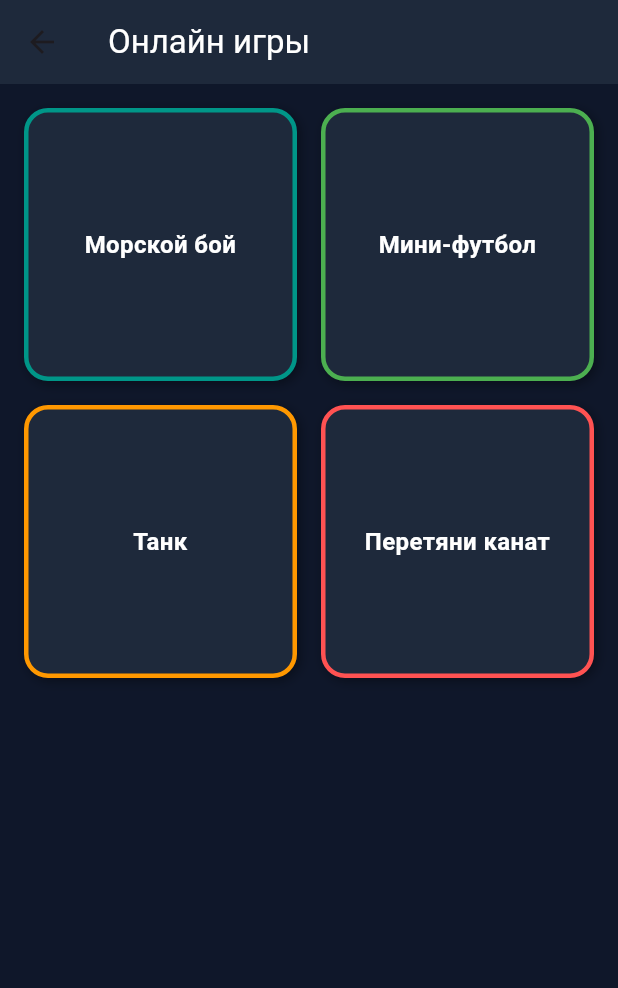
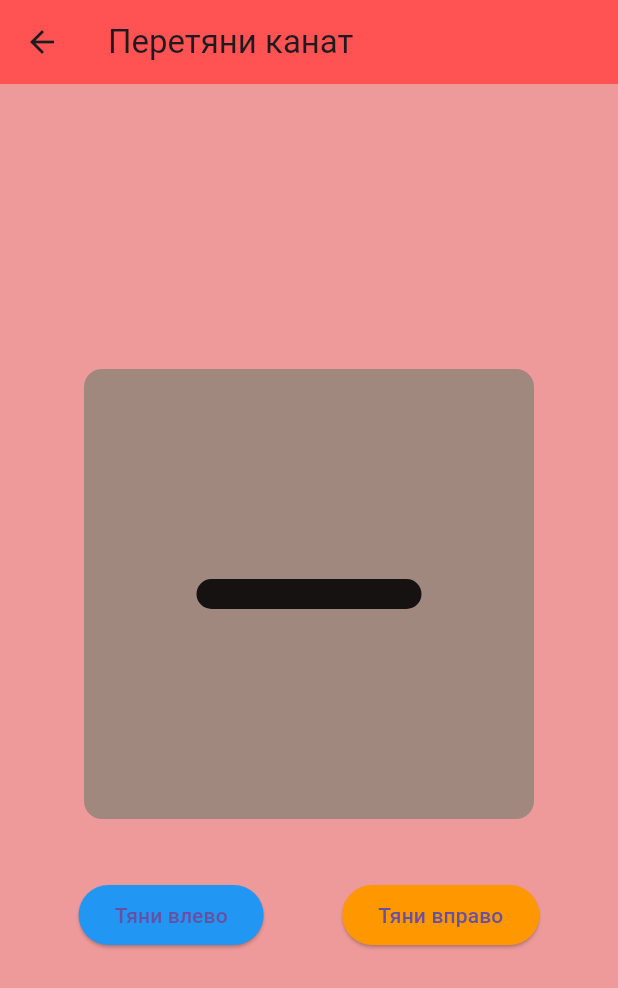
Before and after one commit to kamilazhaksilik999-jpg/game_center, a Flutter app: the OnlineGamesScreen screen opened directly, after a tap on "Перетяни канат", on a phone screen of 412 x 824 dp. Shown: the top 988 px of the screen. Run offline on Flutter 3.47's test engine with Material 3 defaults, Android fonts, the phone set to English and light mode, and no system bars; our stand-ins replace cloud_firestore, firebase_core, image_picker, shared_preferences; accounts and stored records are empty.

Commit message:
Добавил новые онлайн игры: Морской бой, Мини-футбол, Перетяни канат и интерфейс лобби

```diff
--- a/lib/screens/lobby/online/games/rope_pull_screen.dart
+++ b/lib/screens/lobby/online/games/rope_pull_screen.dart
@@ -0,0 +1,124 @@
+import 'package:flutter/material.dart';
+import 'dart:math';
+
+class RopePullScreen extends StatefulWidget {
+  const RopePullScreen({super.key});
+
+  @override
+  State<RopePullScreen> createState() => _RopePullScreenState();
+}
+
+class _RopePullScreenState extends State<RopePullScreen> {
+  double ropePosition = 0; // 0 — центр, -1 — влево, 1 — вправо
+  int score = 0;
+  Random rand = Random();
+  String winner = "";
+
+  void _pull(String direction) {
+    setState(() {
+      double change = 0.1;
+      if (direction == "left") ropePosition -= change;
+      if (direction == "right") ropePosition += change;
+
+      // ИИ противник случайно тянет
+      ropePosition += (rand.nextDouble() - 0.5) * 0.05;
+
+      // Ограничиваем позицию
+      if (ropePosition < -1) ropePosition = -1;
+      if (ropePosition > 1) ropePosition = 1;
+
+      // Проверка победы
+      if (ropePosition <= -1) {
+        winner = "Игрок";
+      } else if (ropePosition >= 1) {
+        winner = "ИИ";
+      }
+    });
+  }
+
+  void _resetGame() {
+    setState(() {
+      ropePosition = 0;
+      winner = "";
+    });
+  }
+
+  @override
+  Widget build(BuildContext context) {
+    return Scaffold(
+      appBar: AppBar(
+        title: const Text("Перетяни канат"),
+        backgroundColor: Colors.redAccent,
+      ),
+      backgroundColor: Colors.red[200],
+      body: Center(
+        child: Column(
+          mainAxisAlignment: MainAxisAlignment.center,
+          children: [
+            // Поле
+            Container(
+              width: 300,
+              height: 300,
+              decoration: BoxDecoration(
+                color: Colors.brown[300],
+                borderRadius: BorderRadius.circular(12),
+              ),
+              child: Stack(
+                alignment: Alignment.center,
+                children: [
+                  // Канат
+                  AnimatedPositioned(
+                    duration: const Duration(milliseconds: 300),
+                    left: 150 + ropePosition * 120 - 75,
+                    top: 140,
+                    child: Container(
+                      width: 150,
+                      height: 20,
+                      decoration: BoxDecoration(
+                        color: Colors.black87,
+                        borderRadius: BorderRadius.circular(10),
+                      ),
+                    ),
+                  ),
+                ],
+              ),
+            ),
+            const SizedBox(height: 40),
+
+            if (winner.isEmpty)
+              Row(
+                mainAxisAlignment: MainAxisAlignment.spaceEvenly,
+                children: [
+                  ElevatedButton(
+                    onPressed: () => _pull("left"),
+                    style: ElevatedButton.styleFrom(backgroundColor: Colors.blue),
+                    child: const Text("Тяни влево"),
+                  ),
+                  ElevatedButton(
+                    onPressed: () => _pull("right"),
+                    style: ElevatedButton.styleFrom(backgroundColor: Colors.orange),
+                    child: const Text("Тяни вправо"),
+                  ),
+                ],
+              )
+            else
+              Column(
+                children: [
+                  Text(
+                    "$winner выиграл!",
+                    style: const TextStyle(fontSize: 28, fontWeight: FontWeight.bold),
+                  ),
+                  const SizedBox(height: 20),
+                  ElevatedButton(
+                    onPressed: _resetGame,
+                    style: ElevatedButton.styleFrom(backgroundColor: Colors.green),
+                    child: const Text("Сыграть снова"),
+                  ),
+                ],
+              ),
+          ],
+        ),
+      ),
+    );
+  }
+}
--- a/lib/screens/lobby/online/online_games_screen.dart
+++ b/lib/screens/lobby/online/online_games_screen.dart
@@ -1,5 +1,7 @@
 import 'package:flutter/material.dart';
 import 'games/battleship_screen.dart';
+import 'games/mini_football_screen.dart';
+import 'games/rope_pull_screen.dart';
 class OnlineGamesScreen extends StatelessWidget {
   final String? selectedMode;
   const OnlineGamesScreen({super.key, this.selectedMode});
@@ -27,11 +29,21 @@ class OnlineGamesScreen extends StatelessWidget {
               context,
               "Морской бой",
               Colors.teal,
-              const BattleshipScreen(isAi: true),
+              const BattleshipScreen(isAi: true), // запускаем ИИ-режим
             ),
-            _gameCard(context, "Мини-футбол", Colors.green, null),
+            _gameCard(
+              context,
+              "Мини-футбол",
+              Colors.green,
+              const MiniFootballScreen(),
+            ),
             _gameCard(context, "Танк", Colors.orange, null),
-            _gameCard(context, "Перетяни канат", Colors.redAccent, null),
+            _gameCard(
+              context,
+              "Перетяни канат",
+              Colors.redAccent,
+              const RopePullScreen(),
+            ),
           ],
         ),
       ),
```
Also changed, not shown: lib/screens/lobby/online/games/battleship_screen.dart (+61 -133 lines), lib/screens/lobby/online/games/mini_football_screen.dart (+110 -0 lines), pubspec.lock.
